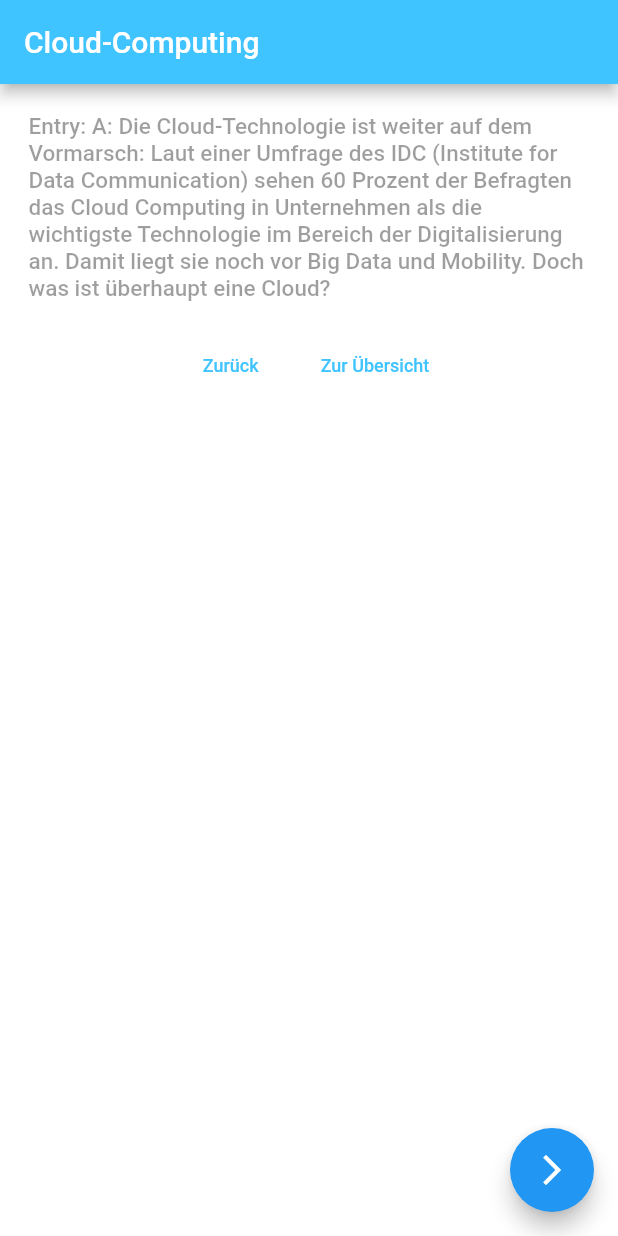
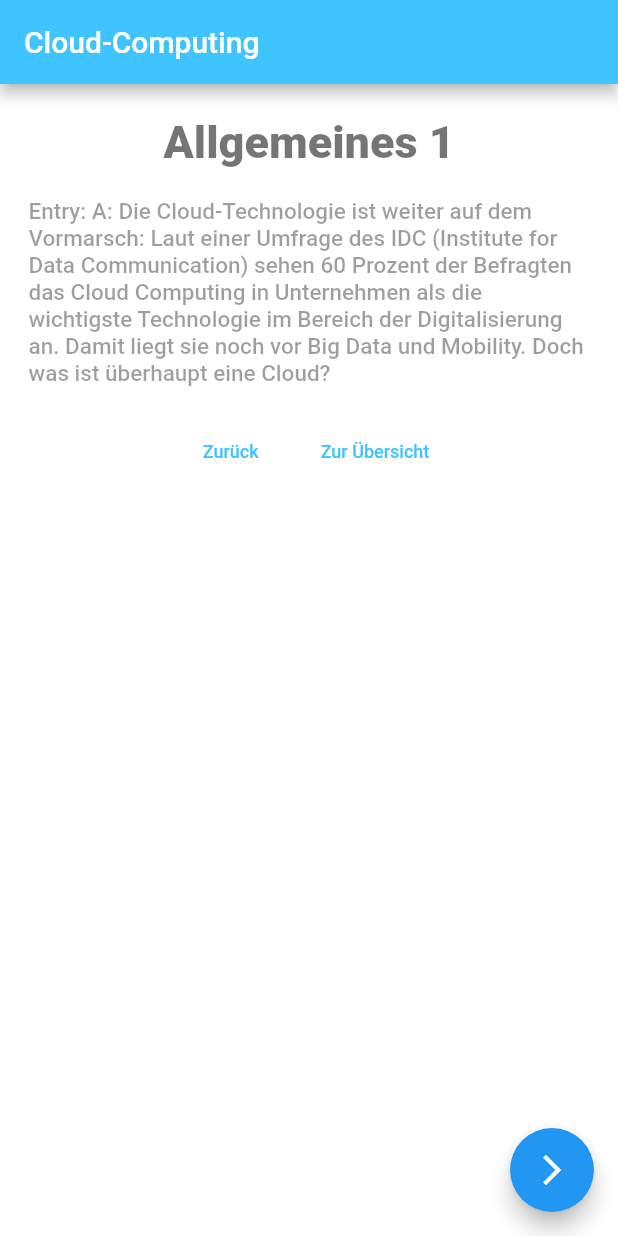
Before and after one commit to shr1mpsy/E-learning-App, a Flutter app: the screen it shows after launch, after a tap on "Allgemeines", on a phone screen of 412 x 824 dp. Run offline on Flutter 3.47's test engine with Material 2 defaults, Android fonts, the light colour scheme and no system bars.

Commit message:
styled Text, added headings

```diff
--- a/lib/main.dart
+++ b/lib/main.dart
@@ -51,6 +51,11 @@ class MyAppState extends State<MyApp> {
           " Dazu zählen z.B. die Einrichtung von Hardware, das Aufspielen von Softwarepatches und andere zeitaufwändige IT-Verwaltungsaufgaben."
           " Beim Cloud Computing müssen viele dieser Aufgaben nicht länger ausgeführt werden, sodass sich IT-Teams auf wichtigere Unternehmensziele konzentrieren können."
     ],
+  ];
+
+  final headlines = [
+    ["Allgemeines 1", "Allgemeines 2", "Allgemeines 3", "Allgemeines 4"],
+    ["Kosten", "Geschwindigkeit", "Globale Skalierung", "Produktivität"]
   ];
 
   final List<String> entries = <String>[
@@ -166,15 +171,29 @@ class MyAppState extends State<MyApp> {
                 Container(
                     color: Colors.amber[20],
                     margin: EdgeInsets.all(19.0),
+                    child: Column(
+                      children: <Widget>[
+                        Padding(
+                          padding: const EdgeInsets.fromLTRB(0.0, 2.0, 0.0, 20.0),
+                          child: Center(
                               child: Text(
+                            headlines[entryIndex][index],
+                            style: TextStyle(
+                              fontSize: 30,
+                              color: Colors.black54,
+                              fontWeight: FontWeight.w900
+                            ),
+                          )),
+                        ),
+                        Text(
                           text[entryIndex][index],
                           style: TextStyle(
                               fontSize: 15,
                               fontWeight: FontWeight.w500,
-                        color: Colors.black38
+                              color: Colors.black38),
                         ),
-                    )
-                ),
+                      ],
+                    )),
                 Row(
                   mainAxisAlignment: MainAxisAlignment.center,
                   children: [
@@ -201,8 +220,7 @@ class MyAppState extends State<MyApp> {
                 child: Icon(Icons.arrow_forward_ios_outlined)),
           ),
         );
-      }
-      else {
+      } else {
         return MaterialApp(
           home: Scaffold(
             backgroundColor: Colors.white,
@@ -224,9 +242,6 @@ class MyAppState extends State<MyApp> {
     }
   }
 }
-
-
-
 
 /* FIRST VERSION!
     if (isOverview) {
```
Lines whose indentation alone changed are shown as unchanged.
